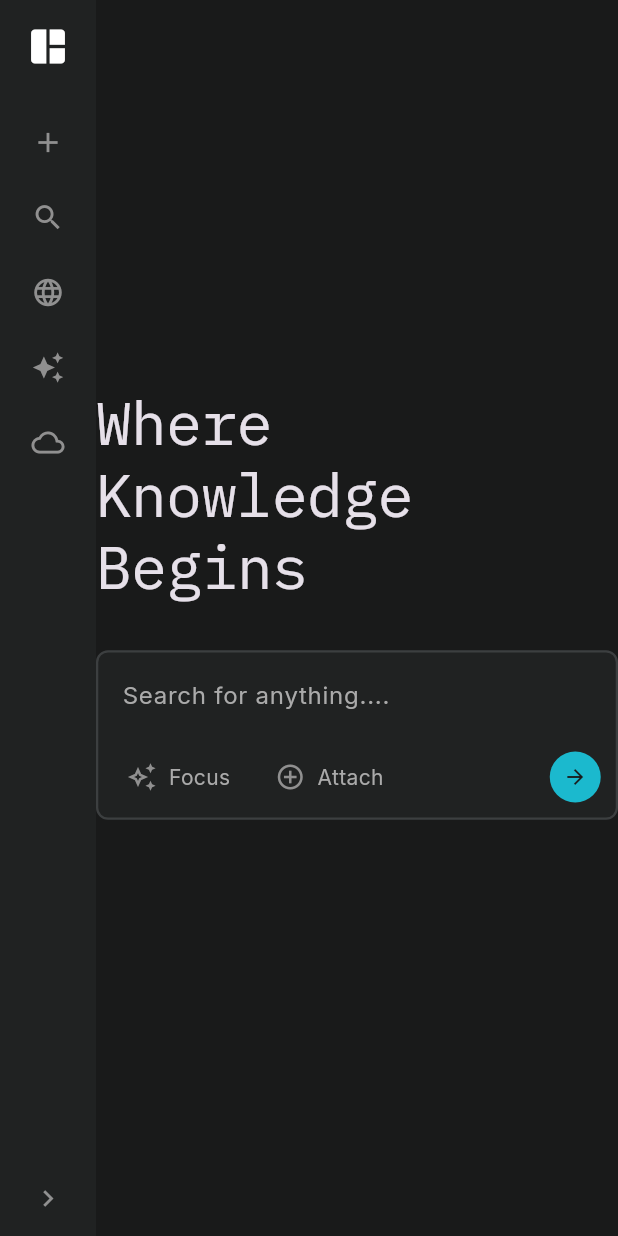
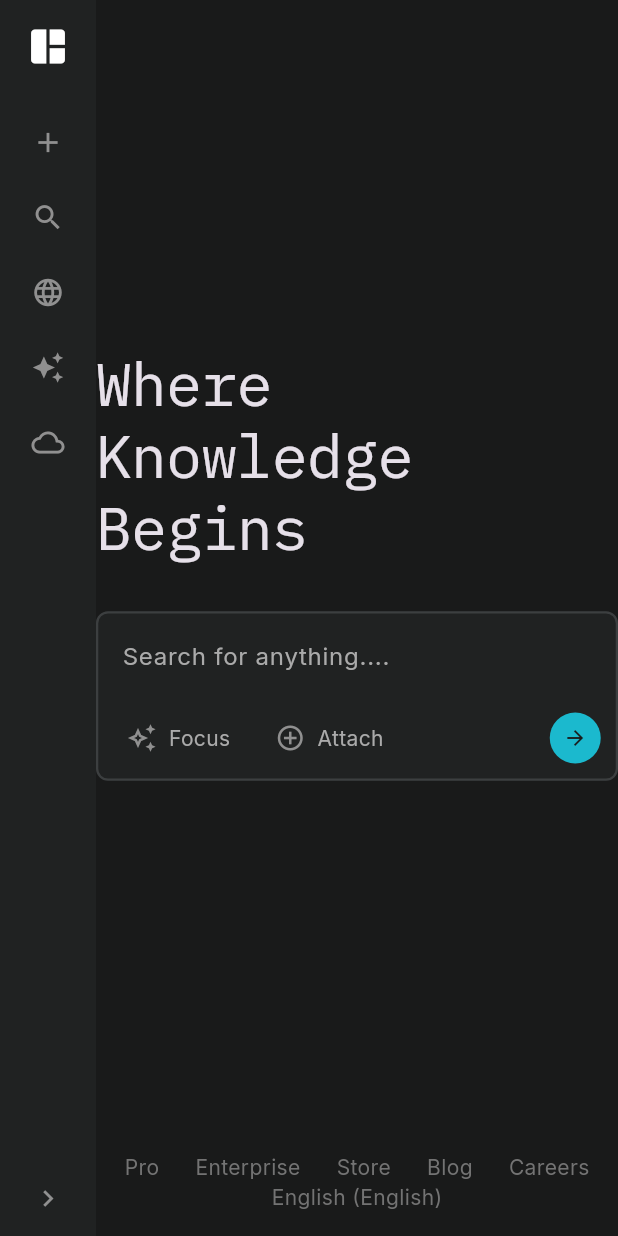
Before and after one commit to codewmanas/Flutter_RAG-AI_App, a Flutter app: the screen it shows after launch, on a phone screen of 412 x 824 dp. Run offline on Flutter 3.47's test engine with Material 3 defaults, Android fonts, the phone set to English and light mode, and no system bars; our stand-ins replace google_fonts.

Commit message:
Complete HomePage UI

```diff
--- a/myapp/lib/main.dart
+++ b/myapp/lib/main.dart
@@ -15,6 +15,7 @@
     return MaterialApp(
       title: 'RAG-zilla',
       theme: ThemeData(
+        colorScheme: ColorScheme.fromSeed(seedColor: AppColors.submitButton),
         scaffoldBackgroundColor: AppColors.background,
         textTheme: GoogleFonts.interTextTheme(
           ThemeData.dark().textTheme,
--- a/myapp/lib/pages/home_page.dart
+++ b/myapp/lib/pages/home_page.dart
@@ -1,4 +1,5 @@
 import 'package:flutter/material.dart';
+import 'package:myapp/theme/colors.dart';
 import 'package:myapp/widgets/search_box.dart';
 import 'package:myapp/widgets/sidebar.dart';
 
@@ -18,7 +19,54 @@ class HomePage extends StatelessWidget {
                            Expanded(child: SearchSection()),
                          // Footer
                          Container(
-                          height: 20,
+                          padding: EdgeInsets.symmetric(vertical: 16),
+                          child: Wrap(
+                            alignment: WrapAlignment.center,
+                            children: [
+                              Padding(
+                                padding: EdgeInsets.symmetric(horizontal: 12),
+                                child: Text('Pro', style: TextStyle(
+                                  fontSize: 14,
+                                  color: AppColors.footerGrey,
+                                ),),
+                                ),
+                                Padding(
+                                padding: EdgeInsets.symmetric(horizontal: 12),
+                                child: Text('Enterprise', style: TextStyle(
+                                  fontSize: 14,
+                                  color: AppColors.footerGrey,
+                                ),),
+                                ),
+                                Padding(
+                                padding: EdgeInsets.symmetric(horizontal: 12),
+                                child: Text('Store', style: TextStyle(
+                                  fontSize: 14,
+                                  color: AppColors.footerGrey,
+                                ),),
+                                ),
+                                Padding(
+                                padding: EdgeInsets.symmetric(horizontal: 12),
+                                child: Text('Blog', style: TextStyle(
+                                  fontSize: 14,
+                                  color: AppColors.footerGrey,
+                                ),),
+                                ),
+                                Padding(
+                                padding: EdgeInsets.symmetric(horizontal: 12),
+                                child: Text('Careers', style: TextStyle(
+                                  fontSize: 14,
+                                  color: AppColors.footerGrey,
+                                ),),
+                                ),
+                                Padding(
+                                padding: EdgeInsets.symmetric(horizontal: 12),
+                                child: Text('English (English)', style: TextStyle(
+                                  fontSize: 14,
+                                  color: AppColors.footerGrey,
+                                ),),
+                                ),
+                            ],
+                          ),
                          ),
             ],),
           )
```
